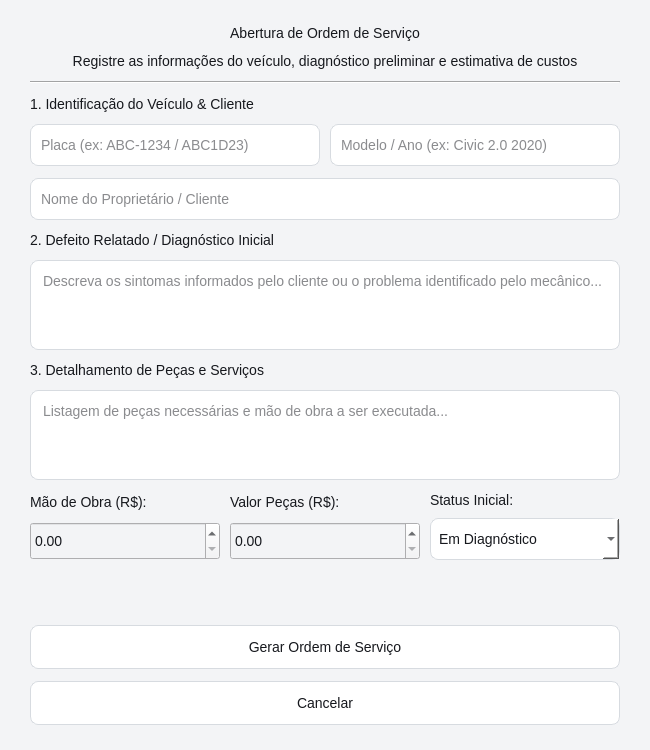
The window that qt/t_cadOs.ui (antig200073-star/AutoFlow) describes before a commit, drawn with Qt 5.
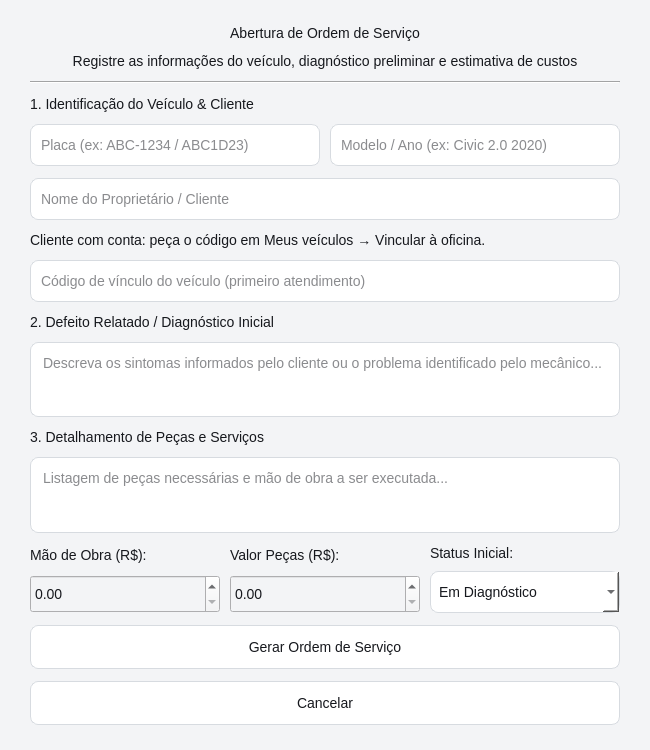
The same window after the commit.

Commit message:
fix: vincular O.S. ao veículo autenticado com autorização do cliente
Adiciona código temporário de uso único no web/mobile e campo no Qt para abrir O.S. no veículo existente. Bloqueia duplicação silenciosa de clientes sem login para placas já cadastradas em contas. Mantém dados e ordens existentes intactos; reparos pontuais dependem de autorização.

Validação: 9 testes PostgreSQL local, 3 testes Python, build/lint mobile e fluxo Chromium com API simulada. Migração ainda não aplicada em produção.

```diff
--- a/qt/t_cadOs.ui
+++ b/qt/t_cadOs.ui
@@ -118,6 +118,19 @@
      </property>
     </widget>
    </item>
+   <item>
+    <widget class="QLabel" name="lblCodigoVinculo">
+     <property name="text"><string>Cliente com conta: peça o código em Meus veículos → Vincular à oficina.</string></property>
+     <property name="wordWrap"><bool>true</bool></property>
+    </widget>
+   </item>
+   <item>
+    <widget class="QLineEdit" name="txtCodigoVinculo">
+     <property name="minimumSize"><size><width>0</width><height>38</height></size></property>
+     <property name="placeholderText"><string>Código de vínculo do veículo (primeiro atendimento)</string></property>
+     <property name="maxLength"><number>36</number></property>
+    </widget>
+   </item>
    <item>
     <widget class="QLabel" name="lblSecaoDefeito">
      <property name="class" stdset="0">
```
The commit also changes 12 other files.
